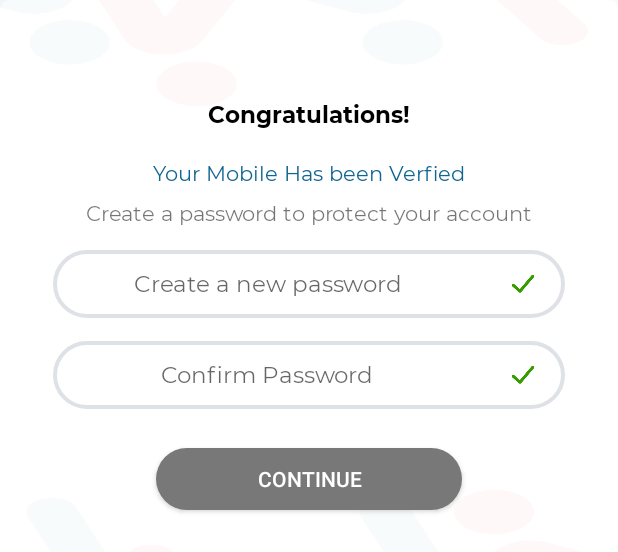
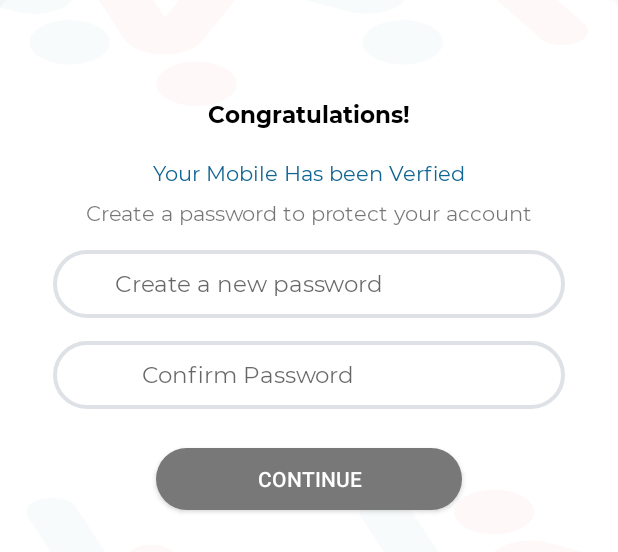
Before and after one commit to AlshimaaRifaat/Marketer, an Android app: the layout layout_change_password.xml on its own in the app's theme, with its tools: preview values and no code run, on a phone screen of 412 x 824 dp. Shown: the top 552 px of the screen. Run offline under Robolectric (Android 15) with nearby library versions, the phone set to English and light mode, and no system bars.

Commit message:
pass commit

```diff
--- a/app/src/main/java/com/example/themarketer/api/RetrofitService.kt
+++ b/app/src/main/java/com/example/themarketer/api/RetrofitService.kt
@@ -5,6 +5,7 @@ import com.example.themarketer.data.model.AddInterests.AddInterestsResponse
 import com.example.themarketer.data.model.AllSection.AllSectionResponse
 import com.example.themarketer.data.model.Interests.InterestsResponse
 import com.example.themarketer.data.model.AuthProfile.AuthProfileResponse
+import com.example.themarketer.data.model.ChangePassword.ChangePasswordResponse
 import com.example.themarketer.data.model.DeleteUserInterests.DeleteUserInterestsResponse
 import com.example.themarketer.data.model.EditProfile.EditProfileResponse
 import com.example.themarketer.data.model.LogOut.LogOutResponse
@@ -111,7 +112,7 @@ interface RetrofitService {
         @Field("new_password") new_password: String,
         @Field("new_password_confirmation") new_password_confirmation: String,
         @Header("Authorization")  auth:String
-    ): Single<Response<LoginResponse>>
+    ): Call<ChangePasswordResponse>
 
     @Headers("Content-Type: application/json;charset=UTF-8")
     @GET("products/{product_id}")
--- a/app/src/main/java/com/example/themarketer/data/repository/ChangePasswordRepository.kt
+++ b/app/src/main/java/com/example/themarketer/data/repository/ChangePasswordRepository.kt
@@ -1,12 +1,14 @@
 package com.example.themarketer.data.repository
 
 import com.example.themarketer.api.RetrofitService
+import com.example.themarketer.data.model.ChangePassword.ChangePasswordResponse
 import com.example.themarketer.data.model.Login.LoginResponse
 import io.reactivex.Single
+import retrofit2.Call
 import retrofit2.Response
 
 class ChangePasswordRepository {
-    fun change_Password(new_password: String,new_password_confirmation: String,auth: String): Single<Response<LoginResponse>> {
+    fun change_Password(new_password: String,new_password_confirmation: String,auth: String): Call<ChangePasswordResponse> {
         return RetrofitService.getRetrofitInstance().changePassword(new_password,new_password_confirmation,auth)
     }
 }
--- a/app/src/main/java/com/example/themarketer/ui/ChangePassword/ChangePasswordViewModel.kt
+++ /dev/null
@@ -1,4 +0,0 @@
-package com.example.themarketer.ui.ChangePassword
-
-class ChangePasswordViewModel {
-}
--- a/app/src/main/java/com/example/themarketer/ui/ChangePassword/ChangePasswordViewModelFactory.kt
+++ /dev/null
@@ -1,4 +0,0 @@
-package com.example.themarketer.ui.ChangePassword
-
-class ChangePasswordViewModelFactory {
-}
--- a/app/src/main/java/com/example/themarketer/ui/ProductDetails/ProductDetailsViewModel.kt
+++ b/app/src/main/java/com/example/themarketer/ui/ProductDetails/ProductDetailsViewModel.kt
@@ -4,9 +4,7 @@ import android.util.Log
 import androidx.lifecycle.LiveData
 import androidx.lifecycle.MutableLiveData
 import androidx.lifecycle.ViewModel
-import com.example.themarketer.data.model.Interests.InterestsResponse
 import com.example.themarketer.data.model.ProductDetails.ProductDetailsResponse
-import com.example.themarketer.data.repository.InterestsRepository
 import com.example.themarketer.data.repository.ProducDetailsRepository
 import com.example.themarketer.utils.Progressive
 import io.reactivex.SingleObserver
--- a/app/src/main/res/layout/fragment_product_details.xml
+++ b/app/src/main/res/layout/fragment_product_details.xml
@@ -523,12 +523,11 @@
         app:layout_constraintTop_toBottomOf="@+id/lineBattery"
         />
     <ImageView
-        android:id="@+id/icApple"
+        android:id="@+id/icStore"
         android:layout_width="wrap_content"
         android:layout_height="wrap_content"
         android:layout_marginEnd="@dimen/_13sdp"
         android:layout_marginTop="@dimen/_15sdp"
-        android:src="@drawable/ic_apple"
         app:layout_constraintEnd_toStartOf="@id/icArrowNext"
         app:layout_constraintTop_toBottomOf="@+id/lineBattery"
         />
--- a/app/src/main/res/layout/fragment_protect_account.xml
+++ b/app/src/main/res/layout/fragment_protect_account.xml
@@ -105,7 +105,6 @@
                     app:layout_constraintStart_toEndOf="@id/etPassword"
                     app:layout_constraintTop_toTopOf="parent"
                     app:layout_constraintBottom_toBottomOf="parent"
-
                     app:layout_constraintEnd_toEndOf="parent"
 
                     />
--- a/app/src/main/res/layout/layout_change_password.xml
+++ b/app/src/main/res/layout/layout_change_password.xml
@@ -60,7 +60,7 @@
             android:fontFamily="@font/montserrat_regular"
             />
         <androidx.constraintlayout.widget.ConstraintLayout
-            android:id="@+id/constraintPassword"
+            android:id="@+id/constraintUserPassword"
             android:layout_width="match_parent"
             android:layout_height="wrap_content"
             app:layout_constraintTop_toBottomOf="@id/createPassword"
@@ -71,8 +71,8 @@
             android:layout_marginTop="@dimen/_12sdp"
             android:background="@drawable/et_password">
             <EditText
-                android:id="@+id/etPassword"
-                android:layout_width="@dimen/_220sdp"
+                android:id="@+id/etUserPassword"
+                android:layout_width="@dimen/_200sdp"
                 android:layout_height="@dimen/_35sdp"
                 android:background="@null"
                 app:layout_constraintStart_toStartOf="parent"
@@ -85,17 +85,17 @@
                 android:hint="@string/Create_a_new_password"
                 />
             <ImageView
+                android:id="@+id/icCheckPassword"
                 android:layout_width="wrap_content"
                 android:layout_height="wrap_content"
-                app:layout_constraintStart_toEndOf="@id/etPassword"
+                app:layout_constraintStart_toEndOf="@id/etUserPassword"
                 app:layout_constraintTop_toTopOf="parent"
                 app:layout_constraintBottom_toBottomOf="parent"
-                android:background="@drawable/icon_check"
                 app:layout_constraintEnd_toEndOf="parent"
                 />
         </androidx.constraintlayout.widget.ConstraintLayout>
         <androidx.constraintlayout.widget.ConstraintLayout
-            android:id="@+id/constraintConfirmPassword"
+            android:id="@+id/constraintUserConfirmPassword"
             android:layout_width="match_parent"
             android:layout_height="wrap_content"
             android:layout_marginEnd="@dimen/_27sdp"
@@ -103,11 +103,11 @@
             app:layout_constraintEnd_toEndOf="parent"
             app:layout_constraintStart_toStartOf="parent"
             android:layout_marginTop="@dimen/_12sdp"
-            app:layout_constraintTop_toBottomOf="@id/constraintPassword"
+            app:layout_constraintTop_toBottomOf="@id/constraintUserPassword"
             android:background="@drawable/et_password">
             <EditText
-                android:id="@+id/etConfirmPassword"
-                android:layout_width="@dimen/_220sdp"
+                android:id="@+id/etUserConfirmPassword"
+                android:layout_width="@dimen/_200sdp"
                 android:layout_height="@dimen/_35sdp"
                 android:background="@null"
                 app:layout_constraintStart_toStartOf="parent"
@@ -119,12 +119,12 @@
                 android:hint="@string/ConfirmPassword"
                 android:fontFamily="@font/montserrat_regular" />
             <ImageView
+                android:id="@+id/icCheckConfirmPassword"
                 android:layout_width="wrap_content"
                 android:layout_height="wrap_content"
-                app:layout_constraintStart_toEndOf="@id/etConfirmPassword"
+                app:layout_constraintStart_toEndOf="@id/etUserConfirmPassword"
                 app:layout_constraintTop_toTopOf="parent"
                 app:layout_constraintBottom_toBottomOf="parent"
-                android:background="@drawable/icon_check"
                 app:layout_constraintEnd_toEndOf="parent"
                 />
         </androidx.constraintlayout.widget.ConstraintLayout>
@@ -141,7 +141,7 @@
             android:textAllCaps="true"
             android:textSize="@dimen/_11ssp"
             android:textColor="@color/colorWhite"
-            app:layout_constraintTop_toBottomOf="@id/constraintConfirmPassword"
+            app:layout_constraintTop_toBottomOf="@id/constraintUserConfirmPassword"
             android:layout_marginTop="@dimen/_20sdp"
             app:layout_constraintBottom_toBottomOf="parent"
             android:layout_marginBottom="@dimen/_50sdp"
```
Also changed, not shown: app/src/main/java/com/example/themarketer/data/model/ChangePassword/ChangePasswordResponse.kt (deleted, +0 -13 lines), app/src/main/java/com/example/themarketer/data/model/ChangePassword/Data.kt (deleted, +0 -27 lines), app/src/main/java/com/example/themarketer/data/model/ProductDetails/Price.kt (deleted, +0 -13 lines), app/src/main/java/com/example/themarketer/data/model/ProductDetails/ProductDetailsData.kt (deleted, +0 -45 lines), app/src/main/java/com/example/themarketer/data/model/ProductDetails/ProductDetailsResponse.kt (deleted, +0 -13 lines), app/src/main/java/com/example/themarketer/ui/EditProfile/ChangePassword/ChangePasswordViewModel.kt (added, +43 -0 lines), app/src/main/java/com/example/themarketer/ui/EditProfile/ChangePassword/ChangePasswordViewModelFactory.kt (added, +10 -0 lines), app/src/main/java/com/example/themarketer/ui/EditProfile/EditProfileFragment.kt (+70 -15 lines), app/src/main/java/com/example/themarketer/ui/ProductDetails/ProductDetailsFragment.kt (+6 -5 lines).
